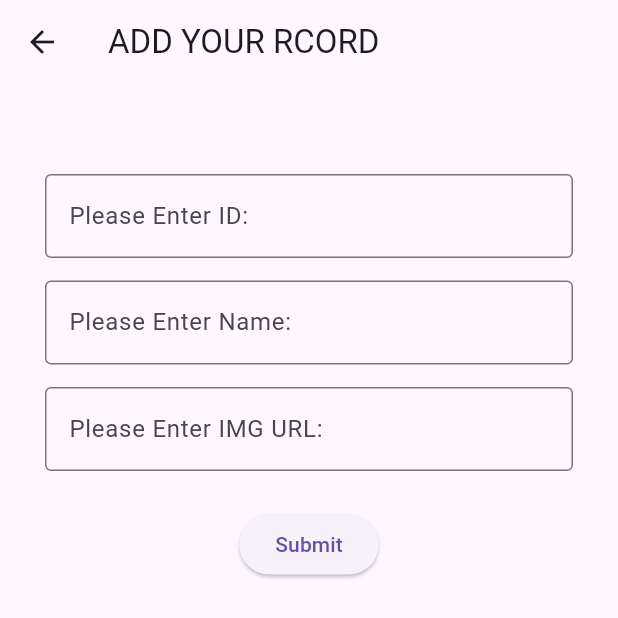
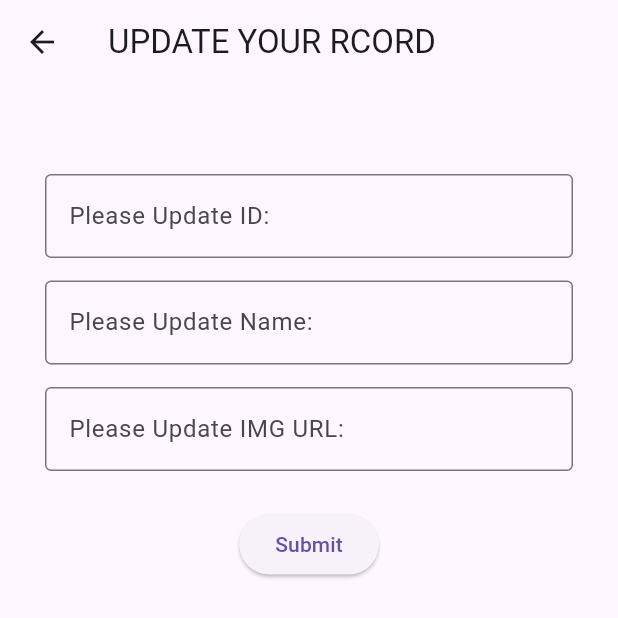
Before and after one commit to techfoon/Model-testing, a Flutter app: the screen it shows after launch, after a tap on the "edit" icon, on a phone screen of 412 x 824 dp, the top half of it. Run offline on Flutter 3.47's test engine with Material 3 defaults, Android fonts, the phone set to English and light mode, and no system bars; network calls fail.

Commit message:
doubt need to ask

```diff
--- a/lib/main.dart
+++ b/lib/main.dart
@@ -63,6 +63,7 @@ class _Dashboard1State extends State<Dashboard1> {
       body: ListView.builder(
         itemBuilder: (_, index) {
           var mhttpData = Modeluser.fromMap(HttpMapclass.httpData[index]);
+        int myIndex = index; // unkown issue if facing but trouble shooted
           return ListTile(
               leading: Container(
                   child: Image.network(mhttpData.img ??
@@ -74,7 +75,7 @@ class _Dashboard1State extends State<Dashboard1> {
                       onPressed: () {
                         Navigator.push(context,
                             MaterialPageRoute(builder: (index) {
-                          return UpdateOprations({});
+                          return UpdateOprations(opIndex: myIndex);
                         }));
                       },
                       icon: Icon(Icons.edit)),
--- a/lib/modeluser.dart
+++ b/lib/modeluser.dart
@@ -1,5 +1,6 @@
 import 'package:flutter/foundation.dart';
 import 'package:flutter/material.dart';
+
 //map to model
 class Modeluser {
   String? id, name, img;
@@ -7,7 +8,7 @@ class Modeluser {
   Modeluser({required this.id, required this.name, required this.img});
 
   factory Modeluser.fromMap(Map<String, dynamic> map1) {
-    return Modeluser(id: map1['id'], name: map1['name'],img: map1['img']);
+    return Modeluser(id: map1['id'], name: map1['name'], img: map1['img']);
   }
 
   // From model to map
--- a/lib/updateOp.dart
+++ b/lib/updateOp.dart
@@ -2,12 +2,9 @@ import 'package:flutter/material.dart';
 import 'package:usermodel_with_crud/myhttp.dart';
 
 class UpdateOprations extends StatelessWidget {
-  UpdateOprations(index) {
-    int index;
-  }
-
-  TextEditingController idController =
-      TextEditingController();
+  final int opIndex;
+  UpdateOprations({super.key, required this.opIndex});
+  TextEditingController idController = TextEditingController(/*text: HttpMapclass.httpData[opIndex].toString()*/);
   TextEditingController nameController = TextEditingController();
   TextEditingController imgController = TextEditingController();
 
@@ -15,7 +12,7 @@ class UpdateOprations extends StatelessWidget {
   Widget build(BuildContext context) {
     return Scaffold(
       appBar: AppBar(
-        title: Text("ADD YOUR RCORD"),
+        title: Text("UPDATE YOUR RCORD"),
       ),
       body: Padding(
         padding: const EdgeInsets.all(30.0),
@@ -27,7 +24,7 @@ class UpdateOprations extends StatelessWidget {
             TextField(
               controller: idController,
               decoration: InputDecoration(
-                label: Text("Please Enter ID:"),
+                label: Text("Please Update ID:"),
                 hintText: "ID:",
                 border: OutlineInputBorder(),
               ),
@@ -38,7 +35,7 @@ class UpdateOprations extends StatelessWidget {
             TextField(
               controller: nameController,
               decoration: InputDecoration(
-                label: Text("Please Enter Name:"),
+                label: Text("Please Update Name:"),
                 hintText: "Name:",
                 border: OutlineInputBorder(),
               ),
@@ -49,7 +46,7 @@ class UpdateOprations extends StatelessWidget {
             TextField(
               controller: imgController,
               decoration: InputDecoration(
-                label: Text("Please Enter IMG URL:"),
+                label: Text("Please Update IMG URL:"),
                 hintText: "IMG URL:",
                 border: OutlineInputBorder(),
               ),
@@ -59,17 +56,15 @@ class UpdateOprations extends StatelessWidget {
             ),
             ElevatedButton(
                 onPressed: () {
-                  Map<String, dynamic> addData = {
+                HttpMapclass.httpData[opIndex] = {
                     'id': idController.text.toString(),
                     'name': nameController.text.toString(),
                     'img': imgController.text.toString()
                   };
 
-                  HttpMapclass.httpData.add(addData);
-
                   // print(HttpMapclass.httpData);
 
-                  Navigator.pop(context);
+                 Navigator.pop(context);
                 },
                 child: Text("Submit"))
           ],
```
